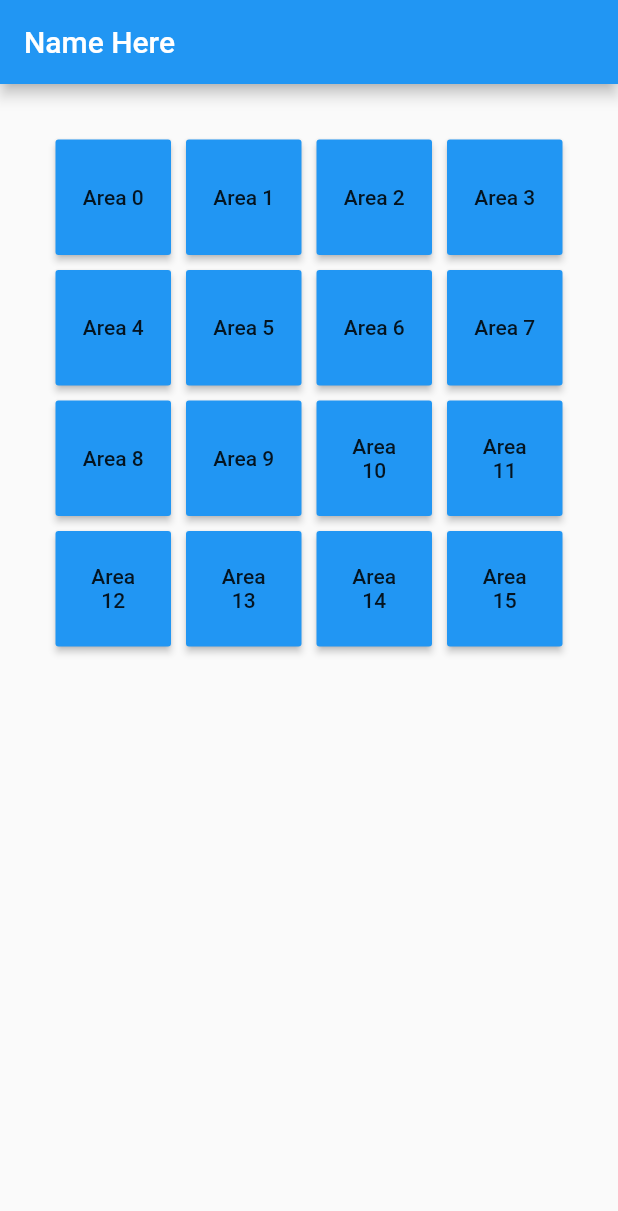
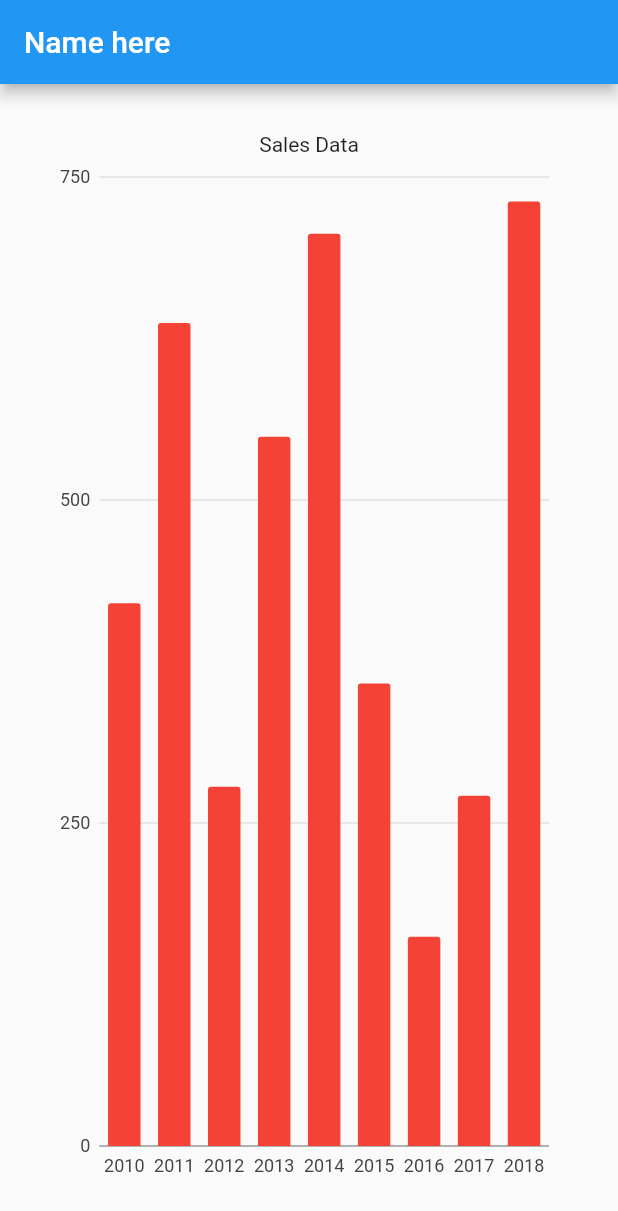
Before and after one commit to amit142857/live_template, a Flutter app: the screen it shows after launch, on a phone screen of 412 x 824 dp. Shown: the top 1211 px of the screen. Run offline on Flutter 3.47's test engine with Material 2 defaults, Android fonts, the phone set to English and light mode, and no system bars; our stand-ins replace charts_flutter.

Commit message:
Bar diagram

```diff
--- a/lib/main.dart
+++ b/lib/main.dart
@@ -1,83 +1,72 @@
-import 'package:flutter/cupertino.dart';
 import 'package:flutter/material.dart';
 import 'dart:math';
+import 'package:charts_flutter/flutter.dart' as charts;
+
 
 void main() {
-  runApp(MaterialApp(
-    debugShowCheckedModeBanner: false,
-    home: MyApp(),
+  runApp(new MaterialApp(
+    home: new MyApp(),
   ));
 }
 
 class MyApp extends StatefulWidget {
   @override
-  _MyAppState createState() => _MyAppState();
+  _State createState() => new _State();
 }
 
-  class Area {
-  int index;
-  Color color;
-  String name;
-
-  Area({this.index: -1, this.color: Colors.blue, this.name: "Area"});
+class Sales {
+  String year;
+  int sales;
+  Sales(this.year, this.sales);
 }
 
-class _MyAppState extends State<MyApp> {
+class _State extends State<MyApp> {
 
-  int _location;
-  List<Area> _areas;
+  List<Sales> _data;
+  List<charts.Series<Sales, String>> _chartdata;
+
+  void _makeData() {
+    _data = new List<Sales>();
+    _chartdata = new List<charts.Series<Sales, String>>();
+
+    final rnd = new Random();
+    for(int i = 2010; i < 2019; i++) {
+      _data.add(new Sales(i.toString(), rnd.nextInt(1000)));
+    }
+
+    _chartdata.add(new charts.Series(
+        id: 'Sales',
+        colorFn: (Sales sales,__) => charts.MaterialPalette.red.shadeDefault,
+        data: _data,
+        domainFn: (Sales sales, _) => sales.year,
+        measureFn: (Sales sales, _) => sales.sales,
+        fillPatternFn: (Sales sales,__) => charts.FillPatternType.forwardHatch,
+        displayName: 'sales'
+    )
+    );
+
+  }
 
 
   @override
   void initState() {
-    _areas = List<Area>();
-    for (int i = 0; i < 16; i++){
-      _areas.add(Area(
-        index: i,
-        name: "Area ${i}",
-      ));
-    }
-    var rng = Random();
-    _location = rng.nextInt(_areas.length);
-  }
-
-  Widget _generate(int index) {
-    return GridTile(
-      child: Container(
-        padding: EdgeInsets.all(5),
-        child: RaisedButton(
-          onPressed:() => _onPressed(index),
-          color: _areas[index].color,
-          child: Text(_areas[index].name, textAlign: TextAlign.center,),
-        ),
-      ),
-    );
-  }
-
-  void _onPressed(int index) {
-    setState(() {
-      if (index == _location){
-        _areas[index].color = Colors.green;
-      } else {
-        _areas[index].color = Colors.red;
-      }
-    });
-    debugPrint("$_location");
+    _makeData();
   }
 
   @override
   Widget build(BuildContext context) {
-    return Scaffold(
-      appBar: AppBar(
-        title: Text("Name Here"),
+    return new Scaffold(
+      appBar: new AppBar(
+        title: new Text('Name here'),
       ),
-      body: Container(
-          padding: EdgeInsets.all(32),
-          child: Center(
-            child: GridView.count(
-              crossAxisCount: 4,
-              children:
-                List<Widget>.generate(16, _generate)
+      body: new Container(
+          padding: new EdgeInsets.all(32.0),
+          child: new Center(
+            child: new Column(
+              children: <Widget>[
+                new Text('Sales Data'),
+                new Expanded(child: new charts.BarChart(_chartdata))
+              ],
             ),
           )
       ),
--- a/pubspec.yaml
+++ b/pubspec.yaml
@@ -28,6 +28,7 @@ dependencies:
   # The following adds the Cupertino Icons font to your application.
   # Use with the CupertinoIcons class for iOS style icons.
   cupertino_icons: ^1.0.1
+  charts_flutter: ^0.9.0
 
 dev_dependencies:
   flutter_test:
```
Also changed, not shown: pubspec.lock.
